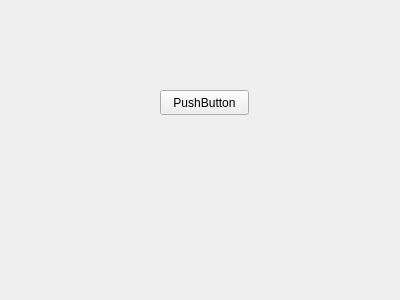
Before: the Qt Designer form gui/project/src/authorizationwindow.ui in cpp-park-vk-education/2023_1_HAC, drawn with Qt 5.
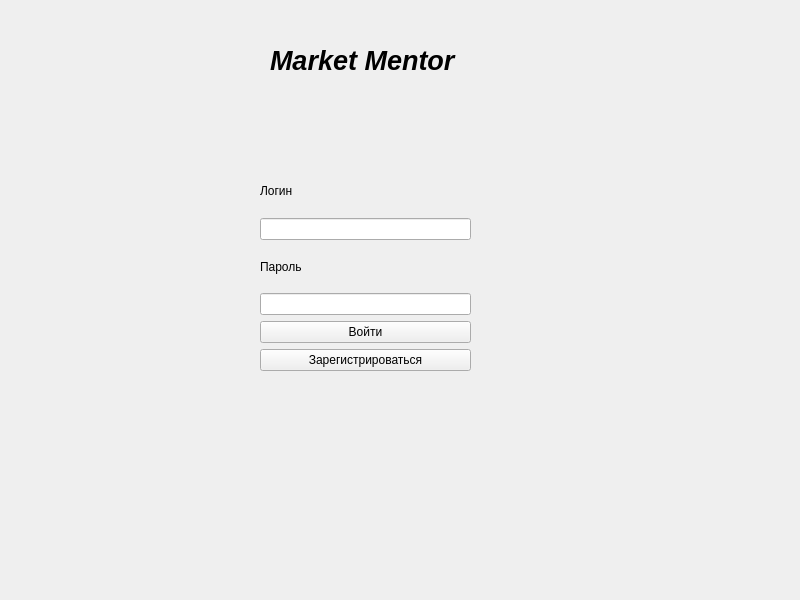
After: the same form once the commit is applied.

Patch:
```diff
--- a/gui/project/src/authorizationwindow.ui
+++ b/gui/project/src/authorizationwindow.ui
@@ -6,24 +6,80 @@
    <rect>
     <x>0</x>
     <y>0</y>
-    <width>400</width>
-    <height>300</height>
+    <width>800</width>
+    <height>600</height>
    </rect>
   </property>
   <property name="windowTitle">
    <string>Form</string>
   </property>
-  <widget class="QPushButton" name="pushButton">
+  <widget class="QWidget" name="layoutWidget">
    <property name="geometry">
     <rect>
-     <x>160</x>
-     <y>90</y>
-     <width>89</width>
-     <height>25</height>
+     <x>260</x>
+     <y>170</y>
+     <width>211</width>
+     <height>201</height>
     </rect>
+   </property>
+   <layout class="QGridLayout" name="gridLayout">
+    <item row="5" column="0">
+     <widget class="QPushButton" name="btnReg">
+      <property name="text">
+       <string>Зарегистрироваться</string>
+      </property>
+     </widget>
+    </item>
+    <item row="3" column="0">
+     <widget class="QLineEdit" name="lePassword"/>
+    </item>
+    <item row="1" column="0">
+     <widget class="QLineEdit" name="leLogin"/>
+    </item>
+    <item row="2" column="0">
+     <widget class="QLabel" name="Password">
+      <property name="text">
+       <string>Пароль</string>
+      </property>
+     </widget>
+    </item>
+    <item row="0" column="0">
+     <widget class="QLabel" name="Login">
+      <property name="text">
+       <string>Логин</string>
+      </property>
+     </widget>
+    </item>
+    <item row="4" column="0">
+     <widget class="QPushButton" name="btnEnter">
+      <property name="text">
+       <string>Войти</string>
+      </property>
+     </widget>
+    </item>
+   </layout>
+  </widget>
+  <widget class="QLabel" name="label">
+   <property name="geometry">
+    <rect>
+     <x>270</x>
+     <y>20</y>
+     <width>191</width>
+     <height>81</height>
+    </rect>
+   </property>
+   <property name="font">
+    <font>
+     <family>Ubuntu</family>
+     <pointsize>20</pointsize>
+     <weight>75</weight>
+     <italic>true</italic>
+     <bold>true</bold>
+     <strikeout>false</strikeout>
+    </font>
    </property>
    <property name="text">
-    <string>PushButton</string>
+    <string>Market Mentor</string>
    </property>
   </widget>
  </widget>
```
